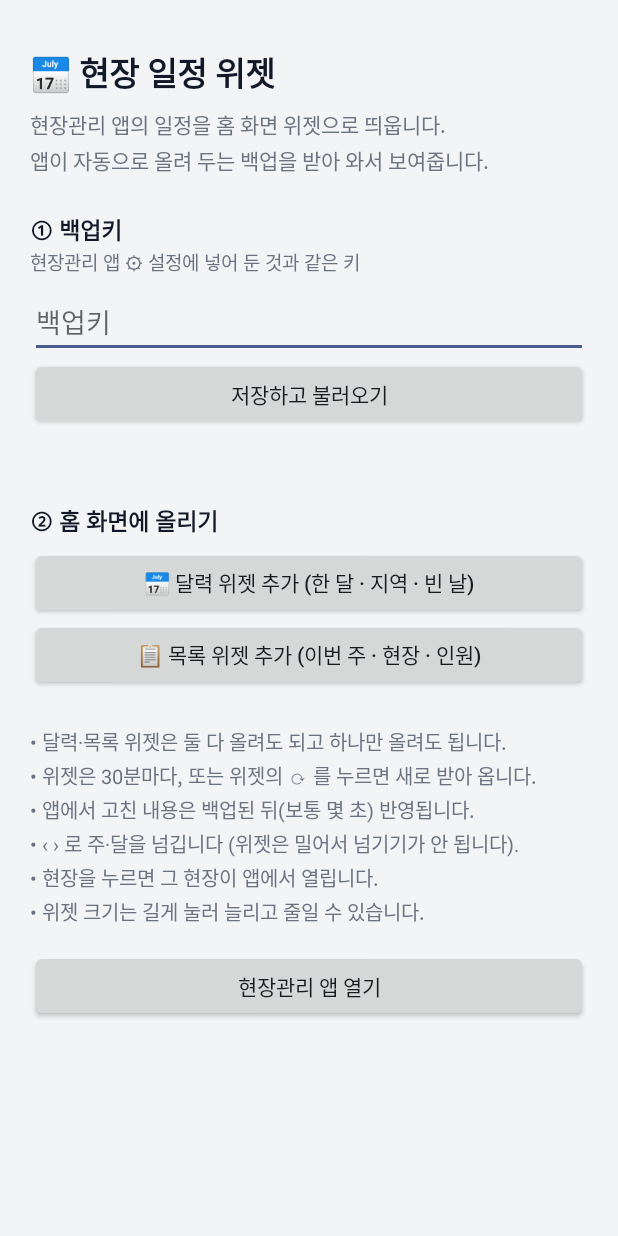
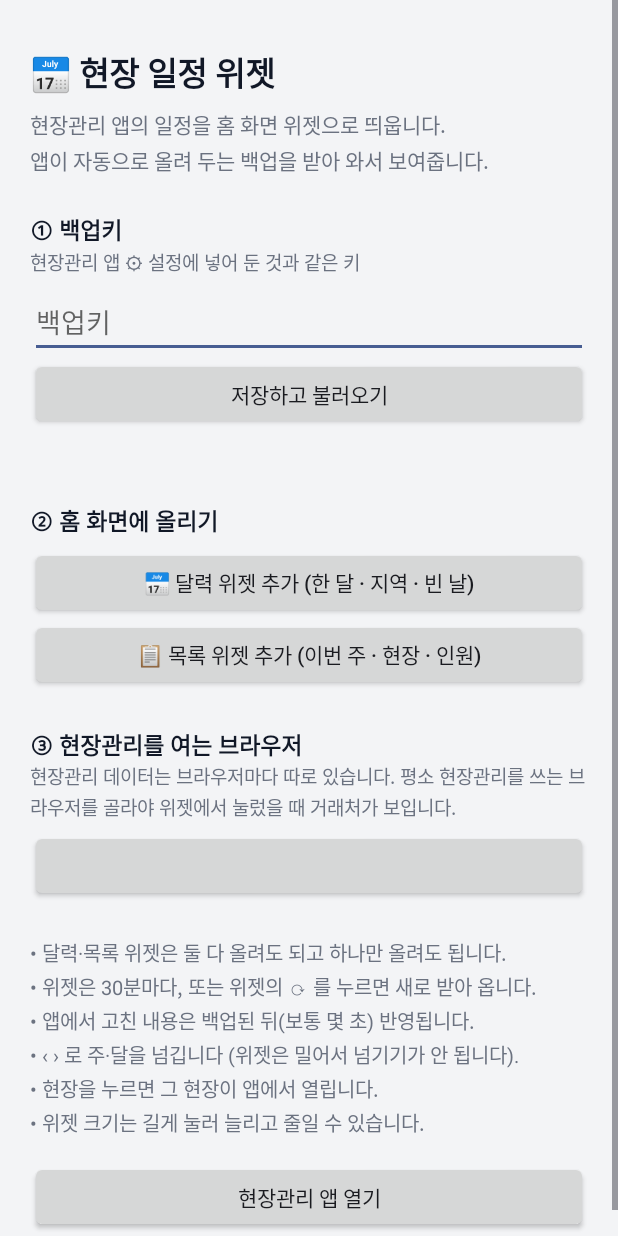
Before and after one commit to jayunsu22/sitenote, an Android app: the layout activity_main.xml on its own in the app's theme, with its tools: preview values and no code run, on a phone screen of 412 x 824 dp. Run offline under Robolectric (Android 15) with nearby library versions, the phone set to English and light mode, and no system bars.

Commit message:
위젯은 크롬으로 열고, 화면 이동만으로는 설정을 백업에 올리지 않는다
위젯 달력에서 현장을 누르면 거래처 목록이 안 나온다는 얘기.
위젯이 '기본 브라우저로 열기' 를 해서 네이버 앱으로 열렸다. 현장관리 데이터는
브라우저마다 따로 있어서, 네이버 쪽은 데이터가 없는 빈 복사본이었다.

더 큰 문제: 그 빈 복사본이 앱을 열기만 했는데 백업의 설정을 덮어썼다
(팀원 명단 5명 → 0명, 부자재 기본값 4개 → 2개). setSettings 가 화면 이동
(lastView·lastTab)까지 '설정 전체 올리기' 로 큐에 넣었기 때문이다. 크롬 쪽 데이터는
멀쩡하고 백업만 틀어졌다.

웹앱 (store.js)
- 설정은 서버로 보내는 칸(팀원·부자재·질문)이 바뀐 때만 올린다. 백업키·마지막 화면·
  마지막 탭·달력 보기는 이 브라우저에만 저장한다. 다른 브라우저나 새 폰에서 앱을
  열기만 해서는 백업을 못 덮는다.
- 새 폰에서 백업키를 넣을 때 복원보다 먼저 빈 설정이 올라가던 경합도 같이 없어진다.
  키를 넣으면 기다리던 변경은 그대로 보낸다.
- 테스트 4개 추가 (다른 브라우저 시나리오 포함).
- 캐시 버전 올림 (20260923h → 20260924a).

위젯 (1.3)
- 모든 '열기' 가 OpenActivity → Browsers.open 을 거쳐 정해 둔 브라우저로 연다.
  기본은 크롬, 앱 화면에서 바꿀 수 있다. 고른 브라우저가 지워졌으면 크롬, 크롬도
  없으면 폰 기본 브라우저.
- 안드로이드 11+ 에서 브라우저 목록이 보이게 manifest 에 <queries>.
- Robolectric 으로 클릭 경로를 끝까지 확인: 크롬·네이버가 둘 다 깔린 폰에서
  위젯 → OpenActivity → 크롬 (5개 테스트).

Co-Authored-By: Claude Opus 5.5 <noreply@anthropic.com>
Claude-Session: https://claude.ai/code/session_011D3SMmd1WqLqFYwYiUdwc4

```diff
--- a/android/app/build.gradle.kts
+++ b/android/app/build.gradle.kts
@@ -16,8 +16,8 @@ android {
         applicationId = "com.jayunsu22.sitenote.widget"
         minSdk = 26          // 안드로이드 8 이상 — java.time 을 그냥 쓸 수 있다
         targetSdk = 35
-        versionCode = 3
-        versionName = "1.2"
+        versionCode = 4
+        versionName = "1.3"
     }
 
     signingConfigs {
--- a/android/app/src/main/res/layout/activity_main.xml
+++ b/android/app/src/main/res/layout/activity_main.xml
@@ -93,6 +93,27 @@
             android:visibility="gone" />
 
         <TextView
+            android:layout_width="wrap_content"
+            android:layout_height="wrap_content"
+            android:layout_marginTop="24dp"
+            android:text="③ 현장관리를 여는 브라우저"
+            android:textColor="#111827"
+            android:textSize="15sp"
+            android:textStyle="bold" />
+        <TextView
+            android:layout_width="match_parent"
+            android:layout_height="wrap_content"
+            android:lineSpacingExtra="2dp"
+            android:text="현장관리 데이터는 브라우저마다 따로 있습니다. 평소 현장관리를 쓰는 브라우저를 골라야 위젯에서 눌렀을 때 거래처가 보입니다."
+            android:textColor="#6b7280"
+            android:textSize="12.5sp" />
+        <Button
+            android:id="@+id/browser"
+            android:layout_width="match_parent"
+            android:layout_height="wrap_content"
+            android:layout_marginTop="6dp" />
+
+        <TextView
             android:layout_width="match_parent"
             android:layout_height="wrap_content"
             android:layout_marginTop="24dp"
```
Also changed, not shown: android/app/src/main/AndroidManifest.xml (+10 -0 lines), android/app/src/main/java/com/jayunsu22/sitenote/widget/Browsers.kt (added, +64 -0 lines), android/app/src/main/java/com/jayunsu22/sitenote/widget/MainActivity.kt (+23 -5 lines), android/app/src/main/java/com/jayunsu22/sitenote/widget/OpenActivity.kt (+6 -7 lines), android/app/src/main/java/com/jayunsu22/sitenote/widget/Widgets.kt (+5 -3 lines), 6 other files.
